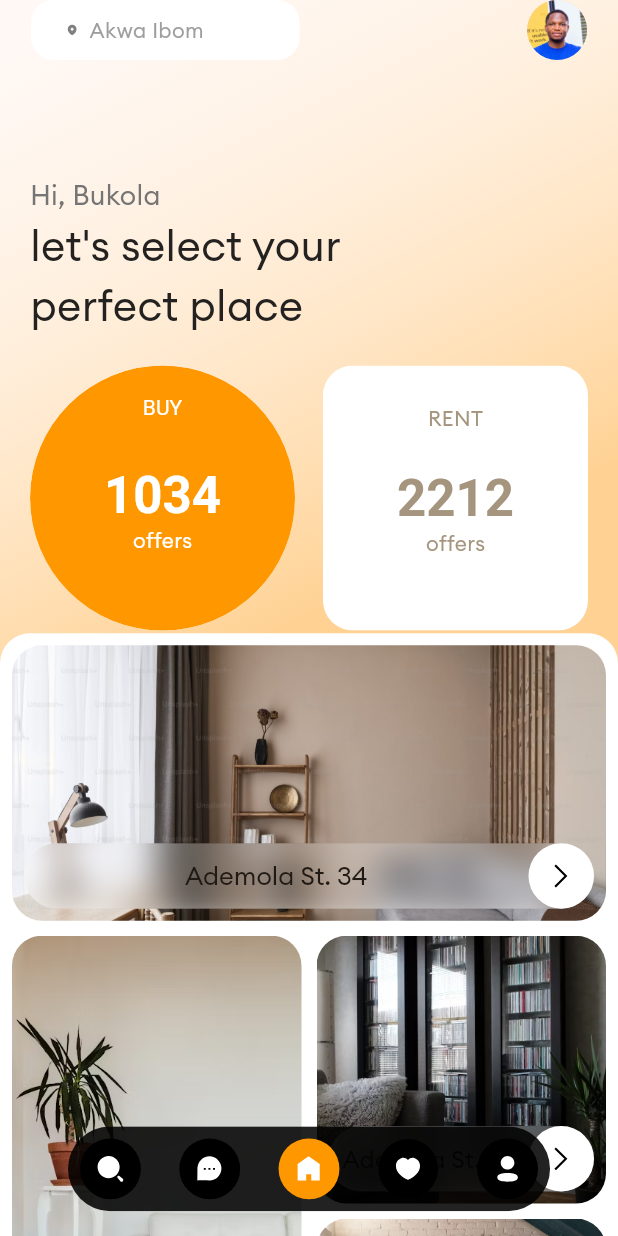
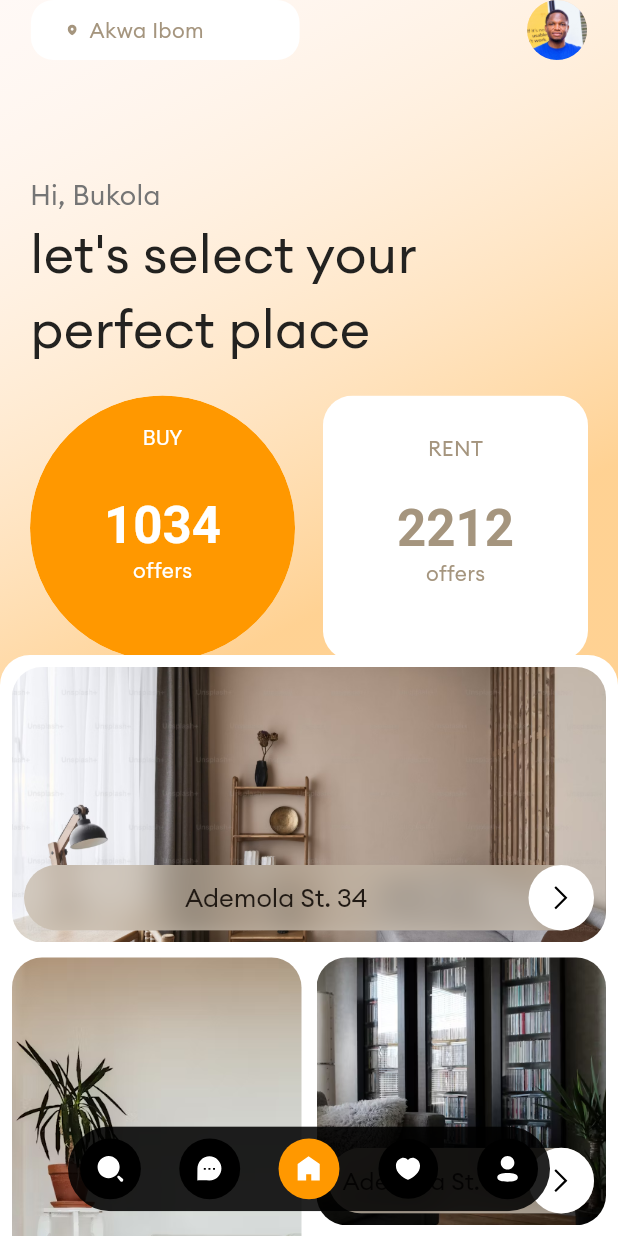
Before and after one commit to cybersokari/flutter-interview, a Flutter app: the screen it shows after launch, on a phone screen of 412 x 824 dp. Run offline on Flutter 3.47's test engine with Material 3 defaults, Android fonts, the phone set to English and light mode, and no system bars; drawn by our look-alikes of auto_size_text, flutter_animate; our stand-ins replace device_preview, flutter_map, flutter_svg, latlong2.

```diff
--- a/lib/home.dart
+++ b/lib/home.dart
@@ -35,9 +35,9 @@ class _MyHomePageState extends State<MyHomePage>
   void initState() {
     super.initState();
     _navigationAnimationController = AnimationController(
-        vsync: this, value: 100, duration: const Duration(milliseconds: 50));
+        vsync: this, value: 100, duration: 1000.milliseconds);
 
-    Future.delayed(const Duration(milliseconds: 3000), () {
+    Future.delayed(4.seconds, () {
       _navigationAnimationController.reverse();
     });
   }
--- a/lib/main.dart
+++ b/lib/main.dart
@@ -1,9 +1,11 @@
+import 'package:device_preview/device_preview.dart';
+import 'package:flutter/foundation.dart';
 import 'package:flutter/material.dart';
 
 import 'home.dart';
 
 void main() {
-  runApp(const MyApp());
+  runApp(DevicePreview(enabled: kDebugMode, builder: (_) => const MyApp()));
 }
 
 class MyApp extends StatelessWidget {
--- a/lib/molecule/custom_slider.dart
+++ b/lib/molecule/custom_slider.dart
@@ -67,7 +67,7 @@ class _CustomSliderState extends State<CustomSlider> {
                     curve: animationCurve,
                     width: slide ? constraints.maxWidth : constraints.minWidth,
                     height: widget.height,
-                    color: Colors.white24,
+                    color: const Color.fromRGBO(196, 183, 166, .7),
                     duration: animationDuration,
                   ),
                 ),
--- a/lib/molecule/landing_appbar_view.dart
+++ b/lib/molecule/landing_appbar_view.dart
@@ -38,6 +38,7 @@ class _LandingAppbarViewState extends State<LandingAppbarView> {
   Widget build(BuildContext context) {
     final width = MediaQuery.of(context).size.width;
     final appBarHeight = Scaffold.of(context).appBarMaxHeight!;
+    const leadingContentColor = Color.fromRGBO(165, 149, 126, 1);
     return Row(
       children: [
         AnimatedContainer(
@@ -60,6 +61,8 @@ class _LandingAppbarViewState extends State<LandingAppbarView> {
               children: [
                 LayoutBuilder(builder: (cnt, constraints) {
                   return SvgPicture.asset(
+                    colorFilter: const ColorFilter.mode(
+                        leadingContentColor, BlendMode.srcIn),
                     Assets.iconsLocationPin,
                     height: appBarHeight / 10,
                     width: 15,
@@ -73,7 +76,7 @@ class _LandingAppbarViewState extends State<LandingAppbarView> {
                     maxLines: 1,
                     minFontSize: 4,
                     "Akwa Ibom",
-                    style: TextStyle(color: Colors.grey),
+                    style: TextStyle(color: leadingContentColor),
                   ),
                 ),
               ],
--- a/lib/pages/landing.dart
+++ b/lib/pages/landing.dart
@@ -35,9 +35,6 @@ class _LandingViewState extends State<LandingView> {
     super.initState();
     buyCount = 401;
     rentCount = 1050;
-    Future.delayed(const Duration(seconds: 1), () {
-      startGalleryAnimation();
-    });
     buyCountTimer = Timer.periodic(const Duration(milliseconds: 1), (timer) {
       int tick = timer.tick;
       if (tick < 1035) {
@@ -69,7 +66,7 @@ class _LandingViewState extends State<LandingView> {
 
   double galleryPosition = -1000;
 
-  void startGalleryAnimation() => galleryPosition = -175;
+  void startGalleryAnimation(double height) => galleryPosition = -height * .23;
 
   @override
   Widget build(BuildContext context) {
@@ -78,6 +75,7 @@ class _LandingViewState extends State<LandingView> {
     const countInfoFontSize = 14.0;
     const rentTextColor = Color.fromRGBO(165, 149, 126, 1);
     const greetingTextColor = Color.fromRGBO(35, 34, 32, 1);
+    const greetingTextSize = 35.0;
     return Container(
       decoration: BoxDecoration(gradient: _homeBackgroundGradient),
       child: Stack(
@@ -97,16 +95,15 @@ class _LandingViewState extends State<LandingView> {
                     ).animate().fadeIn(duration: 3.seconds),
                     const AutoSizeText("let's select your",
                             style: TextStyle(
-                              color: greetingTextColor,
-                              fontSize: 28,
-                            ))
+                                color: greetingTextColor,
+                                fontSize: greetingTextSize))
                         .animate(delay: 500.milliseconds)
                         .slideY(duration: 1500.milliseconds, begin: 1.5)
                         .fadeIn(duration: 3000.milliseconds, begin: 0),
                     const AutoSizeText("perfect place",
                             style: TextStyle(
                               color: greetingTextColor,
-                              fontSize: 28,
+                              fontSize: greetingTextSize,
                             ))
                         .animate(delay: 750.milliseconds)
                         .slideY(duration: 1500.milliseconds, begin: 1.5)
@@ -163,7 +160,10 @@ class _LandingViewState extends State<LandingView> {
                             ],
                           ),
                         )
-                            .animate(delay: const Duration(milliseconds: 1000))
+                            .animate(
+                                delay: const Duration(milliseconds: 1000),
+                                onComplete: (_) =>
+                                    startGalleryAnimation(height))
                             .scaleXY(
                                 begin: 0,
                                 end: 1,
```
